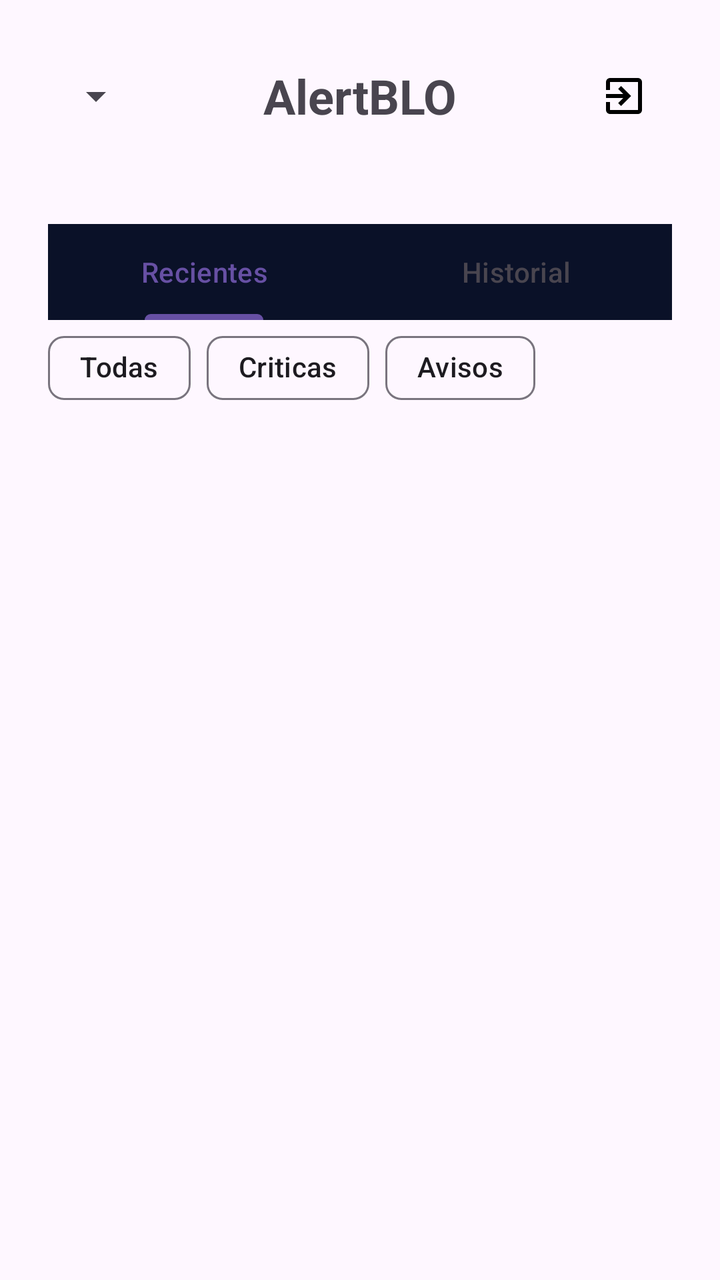
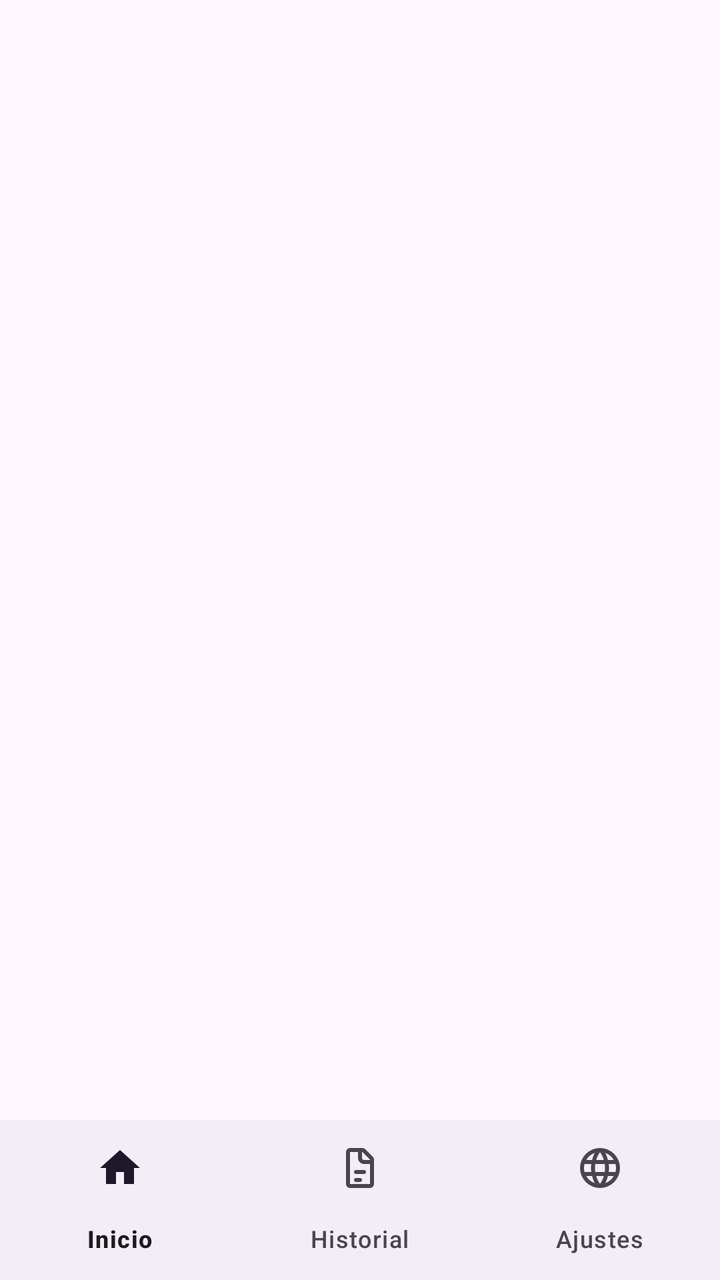

Compare the two renders of this Android layout. The source of the first and the diff that turns it into the second are given below.
<!-- AndroidManifest.xml: application theme Theme.AlertBLO -->
<!-- res/layout/activity_main.xml -->
<?xml version="1.0" encoding="utf-8"?>
<LinearLayout xmlns:android="http://schemas.android.com/apk/res/android"
    android:layout_width="match_parent"
    android:layout_height="match_parent"
    android:gravity="center_horizontal"
    android:orientation="vertical"
    android:padding="24dp" >

    <RelativeLayout
        android:layout_width="match_parent"
        android:layout_height="wrap_content">

        <Spinner
            android:id="@+id/spn_idioma"
            android:layout_width="wrap_content"
            android:layout_height="wrap_content"
            android:layout_alignParentStart="true"
            android:layout_centerVertical="true"
            android:minHeight="48dp"
            android:spinnerMode="dialog"
            android:prompt="@string/tit_menu_idioma" />

        <TextView
            android:id="@+id/txtAppName"
            android:layout_width="wrap_content"
            android:layout_height="wrap_content"
            android:layout_centerVertical="true"
            android:layout_toStartOf="@id/btn_salir"
            android:layout_toEndOf="@id/spn_idioma"
            android:layout_marginStart="4dp"
            android:layout_marginEnd="4dp"
            android:gravity="center"
            android:maxLines="1"
            android:ellipsize="end"
            android:text="@string/txt_alert_blo"
            android:textSize="24sp"
            android:textStyle="bold" />

        <ImageButton
            android:id="@+id/btn_salir"
            android:layout_width="48dp"
            android:layout_height="48dp"
            android:layout_alignParentEnd="true"
            android:layout_centerVertical="true"
            android:background="?attr/selectableItemBackgroundBorderless"
            android:contentDescription="@string/txt_salir"
            android:src="@drawable/ic_salir" />

    </RelativeLayout>

    <Space
        android:layout_width="match_parent"
        android:layout_height="40dp" />

    <com.google.android.material.tabs.TabLayout
        android:id="@+id/tabLayoutAlertas"
        android:layout_width="match_parent"
        android:layout_height="48dp"
        android:clickable="true"
        android:focusable="true"
        android:background="#0A1128" >

        <com.google.android.material.tabs.TabItem
            android:id="@+id/alertas_recientes"
            android:layout_width="wrap_content"
            android:layout_height="wrap_content"
            android:text="@string/txt_alertas_recientes" />

        <com.google.android.material.tabs.TabItem
            android:id="@+id/historial"
            android:layout_width="wrap_content"
            android:layout_height="wrap_content"
            android:text="@string/txt_historial_alertas" />

    </com.google.android.material.tabs.TabLayout>

    <HorizontalScrollView
        android:layout_width="match_parent"
        android:layout_height="48dp">

        <com.google.android.material.chip.ChipGroup
            android:layout_width="wrap_content"
            android:layout_height="wrap_content">

            <com.google.android.material.chip.Chip
                android:id="@+id/chipTodas"
                android:layout_width="wrap_content"
                android:layout_height="wrap_content"
                android:text="@string/txt_todas" />

            <com.google.android.material.chip.Chip
                android:id="@+id/chipAlertaCritica"
                android:layout_width="wrap_content"
                android:layout_height="wrap_content"
                android:text="@string/txt_critica"/>

            <com.google.android.material.chip.Chip
                android:id="@+id/chipAlertaNormal"
                android:layout_width="wrap_content"
                android:layout_height="wrap_content"
                android:text="@string/txt_aviso" />

        </com.google.android.material.chip.ChipGroup>
    </HorizontalScrollView>

    <androidx.recyclerview.widget.RecyclerView
        android:id="@+id/recyclerViewAlertas"
        android:layout_width="match_parent"
        android:layout_height="0dp"
        android:layout_weight="1" />

</LinearLayout>
<!-- resources referenced by this layout -->
<resources>
  <!-- drawable ic_salir (drawable) -->
  <vector xmlns:android="http://schemas.android.com/apk/res/android" android:autoMirrored="true" android:height="24dp" android:tint="#000000" android:viewportHeight="960" android:viewportWidth="960" android:width="24dp">
        
      <path android:fillColor="@android:color/white" android:pathData="M200,840Q167,840 143.5,816.5Q120,793 120,760L120,600L200,600L200,760Q200,760 200,760Q200,760 200,760L760,760Q760,760 760,760Q760,760 760,760L760,200Q760,200 760,200Q760,200 760,200L200,200Q200,200 200,200Q200,200 200,200L200,360L120,360L120,200Q120,167 143.5,143.5Q167,120 200,120L760,120Q793,120 816.5,143.5Q840,167 840,200L840,760Q840,793 816.5,816.5Q793,840 760,840L200,840ZM420,680L364,622L466,520L120,520L120,440L466,440L364,338L420,280L620,480L420,680Z"/>
      
  </vector>
  <string name="tit_menu_idioma">Cambiar idioma</string>
  <string name="txt_alert_blo" translatable="false">AlertBLO</string>
  <string name="txt_alertas_recientes">Recientes</string>
  <string name="txt_aviso">Avisos</string>
  <string name="txt_critica">Criticas</string>
  <string name="txt_historial_alertas">Historial</string>
  <string name="txt_salir">salir</string>
  <string name="txt_todas">Todas</string>
  <style name="Theme.AlertBLO" parent="Base.Theme.AlertBLO" />
  <style name="Base.Theme.AlertBLO" parent="Theme.Material3.DayNight.NoActionBar">
          
          
      </style>
</resources>

<!-- the commit's change to res/layout/activity_main.xml (unified diff, before → after) -->
@@ -1,112 +1,21 @@
 <?xml version="1.0" encoding="utf-8"?>
 <LinearLayout xmlns:android="http://schemas.android.com/apk/res/android"
+    xmlns:app="http://schemas.android.com/apk/res-auto"
     android:layout_width="match_parent"
     android:layout_height="match_parent"
     android:gravity="center_horizontal"
-    android:orientation="vertical"
-    android:padding="24dp" >
+    android:orientation="vertical" >
 
-    <RelativeLayout
-        android:layout_width="match_parent"
-        android:layout_height="wrap_content">
+        <FrameLayout
+            android:layout_width="match_parent"
+            android:layout_height="0dp"
+            android:id="@+id/contenedor_fragmentos"
+            android:layout_weight="1" />
 
-        <Spinner
-            android:id="@+id/spn_idioma"
-            android:layout_width="wrap_content"
+        <com.google.android.material.bottomnavigation.BottomNavigationView
+            android:layout_width="match_parent"
             android:layout_height="wrap_content"
-            android:layout_alignParentStart="true"
-            android:layout_centerVertical="true"
-            android:minHeight="48dp"
-            android:spinnerMode="dialog"
-            android:prompt="@string/tit_menu_idioma" />
-
-        <TextView
-            android:id="@+id/txtAppName"
-            android:layout_width="wrap_content"
-            android:layout_height="wrap_content"
-            android:layout_centerVertical="true"
-            android:layout_toStartOf="@id/btn_salir"
-            android:layout_toEndOf="@id/spn_idioma"
-            android:layout_marginStart="4dp"
-            android:layout_marginEnd="4dp"
-            android:gravity="center"
-            android:maxLines="1"
-            android:ellipsize="end"
-            android:text="@string/txt_alert_blo"
-            android:textSize="24sp"
-            android:textStyle="bold" />
-
-        <ImageButton
-            android:id="@+id/btn_salir"
-            android:layout_width="48dp"
-            android:layout_height="48dp"
-            android:layout_alignParentEnd="true"
-            android:layout_centerVertical="true"
-            android:background="?attr/selectableItemBackgroundBorderless"
-            android:contentDescription="@string/txt_salir"
-            android:src="@drawable/ic_salir" />
-
-    </RelativeLayout>
-
-    <Space
-        android:layout_width="match_parent"
-        android:layout_height="40dp" />
-
-    <com.google.android.material.tabs.TabLayout
-        android:id="@+id/tabLayoutAlertas"
-        android:layout_width="match_parent"
-        android:layout_height="48dp"
-        android:clickable="true"
-        android:focusable="true"
-        android:background="#0A1128" >
-
-        <com.google.android.material.tabs.TabItem
-            android:id="@+id/alertas_recientes"
-            android:layout_width="wrap_content"
-            android:layout_height="wrap_content"
-            android:text="@string/txt_alertas_recientes" />
-
-        <com.google.android.material.tabs.TabItem
-            android:id="@+id/historial"
-            android:layout_width="wrap_content"
-            android:layout_height="wrap_content"
-            android:text="@string/txt_historial_alertas" />
-
-    </com.google.android.material.tabs.TabLayout>
-
-    <HorizontalScrollView
-        android:layout_width="match_parent"
-        android:layout_height="48dp">
-
-        <com.google.android.material.chip.ChipGroup
-            android:layout_width="wrap_content"
-            android:layout_height="wrap_content">
-
-            <com.google.android.material.chip.Chip
-                android:id="@+id/chipTodas"
-                android:layout_width="wrap_content"
-                android:layout_height="wrap_content"
-                android:text="@string/txt_todas" />
-
-            <com.google.android.material.chip.Chip
-                android:id="@+id/chipAlertaCritica"
-                android:layout_width="wrap_content"
-                android:layout_height="wrap_content"
-                android:text="@string/txt_critica"/>
-
-            <com.google.android.material.chip.Chip
-                android:id="@+id/chipAlertaNormal"
-                android:layout_width="wrap_content"
-                android:layout_height="wrap_content"
-                android:text="@string/txt_aviso" />
-
-        </com.google.android.material.chip.ChipGroup>
-    </HorizontalScrollView>
-
-    <androidx.recyclerview.widget.RecyclerView
-        android:id="@+id/recyclerViewAlertas"
-        android:layout_width="match_parent"
-        android:layout_height="0dp"
-        android:layout_weight="1" />
+            android:id="@+id/btn_navegacion"
+            app:menu="@menu/btn_nav_menu" />
 
 </LinearLayout>
<!-- resource entries referenced after the edit -->
@@ -1,19 +1,5 @@
 <!-- resources referenced by this layout -->
 <resources>
-  <!-- drawable ic_salir (drawable) -->
-  <vector xmlns:android="http://schemas.android.com/apk/res/android" android:autoMirrored="true" android:height="24dp" android:tint="#000000" android:viewportHeight="960" android:viewportWidth="960" android:width="24dp">
-        
-      <path android:fillColor="@android:color/white" android:pathData="M200,840Q167,840 143.5,816.5Q120,793 120,760L120,600L200,600L200,760Q200,760 200,760Q200,760 200,760L760,760Q760,760 760,760Q760,760 760,760L760,200Q760,200 760,200Q760,200 760,200L200,200Q200,200 200,200Q200,200 200,200L200,360L120,360L120,200Q120,167 143.5,143.5Q167,120 200,120L760,120Q793,120 816.5,143.5Q840,167 840,200L840,760Q840,793 816.5,816.5Q793,840 760,840L200,840ZM420,680L364,622L466,520L120,520L120,440L466,440L364,338L420,280L620,480L420,680Z"/>
-      
-  </vector>
-  <string name="tit_menu_idioma">Cambiar idioma</string>
-  <string name="txt_alert_blo" translatable="false">AlertBLO</string>
-  <string name="txt_alertas_recientes">Recientes</string>
-  <string name="txt_aviso">Avisos</string>
-  <string name="txt_critica">Criticas</string>
-  <string name="txt_historial_alertas">Historial</string>
-  <string name="txt_salir">salir</string>
-  <string name="txt_todas">Todas</string>
   <style name="Theme.AlertBLO" parent="Base.Theme.AlertBLO" />
   <style name="Base.Theme.AlertBLO" parent="Theme.Material3.DayNight.NoActionBar">
           
